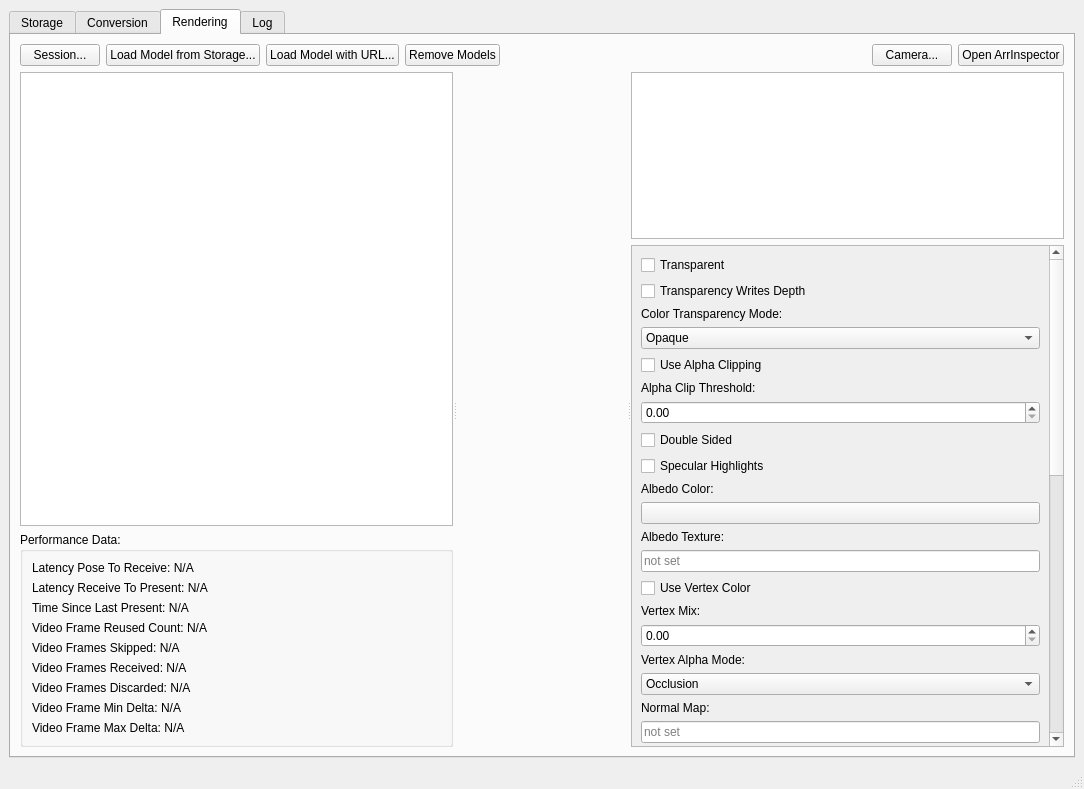
Qt form ArrtSource/App/AppWindow.ui (Azure/azure-remote-rendering-asset-tool) before a commit.
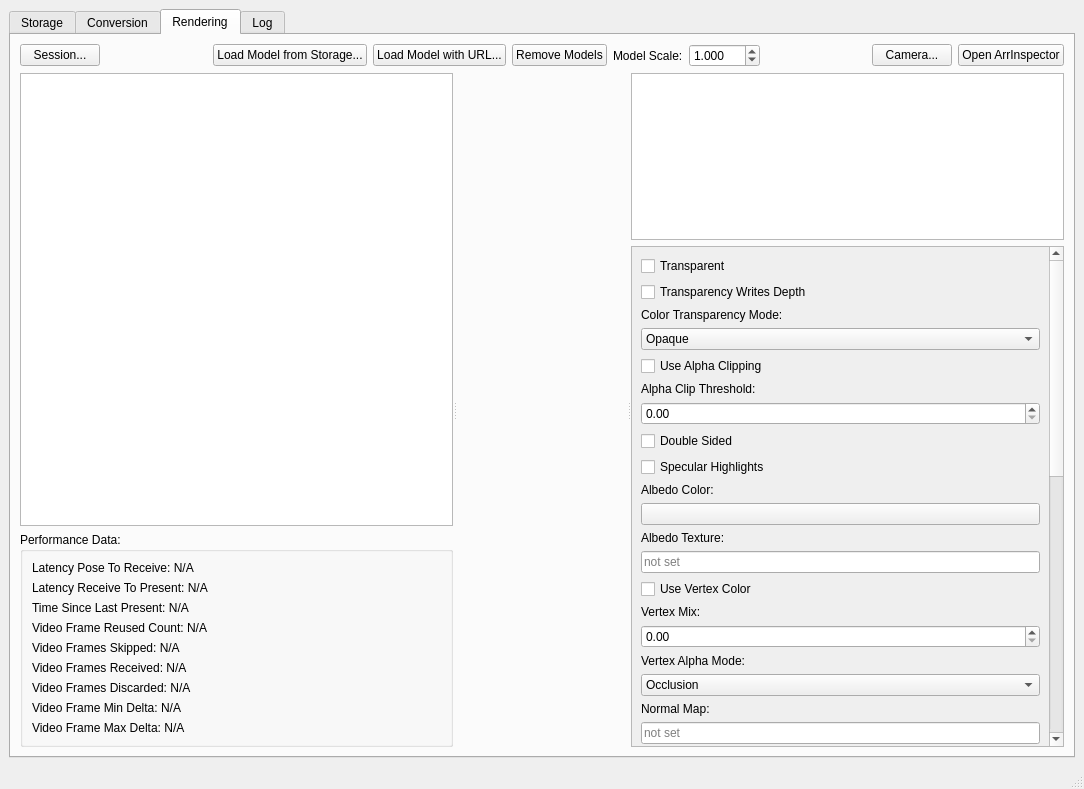
The same form after that commit. Icons and pictures are not drawn. Custom widgets are drawn as their Qt base class.

Commit message: model scale

```diff
--- a/ArrtSource/App/AppWindow.ui
+++ b/ArrtSource/App/AppWindow.ui
@@ -888,6 +888,19 @@
             </property>
            </widget>
           </item>
+          <item>
+           <spacer name="horizontalSpacer_5">
+            <property name="orientation">
+             <enum>Qt::Horizontal</enum>
+            </property>
+            <property name="sizeHint" stdset="0">
+             <size>
+              <width>40</width>
+              <height>20</height>
+             </size>
+            </property>
+           </spacer>
+          </item>
           <item>
            <widget class="QPushButton" name="ChangeModelButton">
             <property name="text">
@@ -921,6 +934,29 @@
             </property>
            </widget>
           </item>
+          <item>
+           <widget class="QLabel" name="label_28">
+            <property name="text">
+             <string>Model Scale:</string>
+            </property>
+           </widget>
+          </item>
+          <item>
+           <widget class="QDoubleSpinBox" name="ModelScaleSpinner">
+            <property name="decimals">
+             <number>3</number>
+            </property>
+            <property name="maximum">
+             <double>999.000000000000000</double>
+            </property>
+            <property name="singleStep">
+             <double>0.100000000000000</double>
+            </property>
+            <property name="value">
+             <double>1.000000000000000</double>
+            </property>
+           </widget>
+          </item>
           <item>
            <spacer name="horizontalSpacer_2">
             <property name="orientation">
```
Left out of the diff: 3 changed lines with no effect on the pictures. The commit also changes 5 other files.
